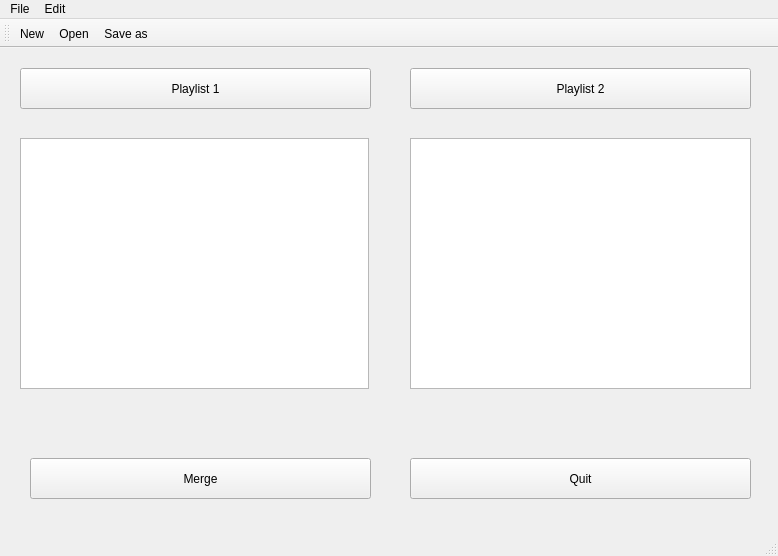
Before: the Qt Designer form Spotimerge/mainwindow.ui in EduardoJacinto/Spotimerge, drawn with Qt 5.
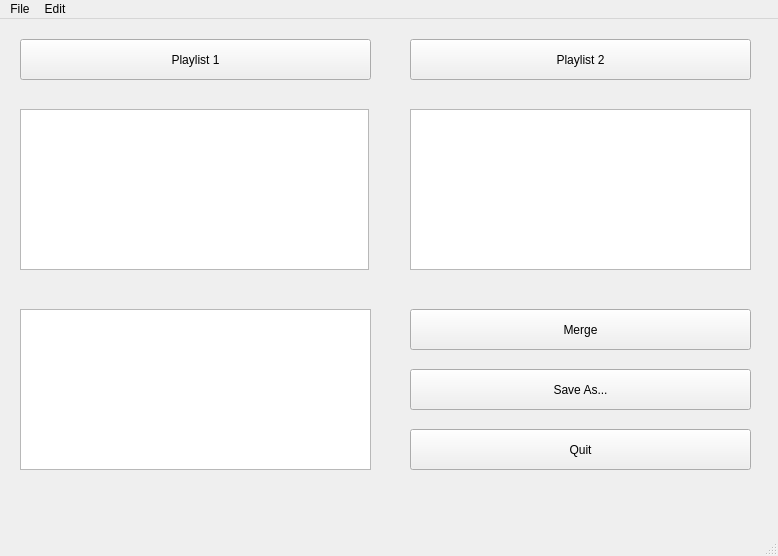
After: the same form once the commit is applied. Icons and pictures are not drawn.

Commit message: Added Save As button

Patch:
```diff
--- a/Spotimerge/mainwindow.ui
+++ b/Spotimerge/mainwindow.ui
@@ -58,7 +58,7 @@
       <x>20</x>
       <y>90</y>
       <width>349</width>
-      <height>251</height>
+      <height>161</height>
      </rect>
     </property>
    </widget>
@@ -78,8 +78,8 @@
    <widget class="QPushButton" name="MergeButton">
     <property name="geometry">
      <rect>
-      <x>30</x>
-      <y>410</y>
+      <x>410</x>
+      <y>290</y>
       <width>341</width>
       <height>41</height>
      </rect>
@@ -94,10 +94,33 @@
       <x>410</x>
       <y>90</y>
       <width>341</width>
-      <height>251</height>
+      <height>161</height>
      </rect>
     </property>
    </widget>
+   <widget class="QTextEdit" name="textEdit3">
+    <property name="geometry">
+     <rect>
+      <x>20</x>
+      <y>290</y>
+      <width>351</width>
+      <height>161</height>
+     </rect>
+    </property>
+   </widget>
+   <widget class="QPushButton" name="saveMerge">
+    <property name="geometry">
+     <rect>
+      <x>410</x>
+      <y>350</y>
+      <width>341</width>
+      <height>41</height>
+     </rect>
+    </property>
+    <property name="text">
+     <string>Save As...</string>
+    </property>
+   </widget>
   </widget>
   <widget class="QMenuBar" name="menubar">
    <property name="geometry">
@@ -132,20 +155,6 @@
    <addaction name="menuEdit"/>
   </widget>
   <widget class="QStatusBar" name="statusbar"/>
-  <widget class="QToolBar" name="toolBar">
-   <property name="windowTitle">
-    <string>toolBar</string>
-   </property>
-   <attribute name="toolBarArea">
-    <enum>TopToolBarArea</enum>
-   </attribute>
-   <attribute name="toolBarBreak">
-    <bool>false</bool>
-   </attribute>
-   <addaction name="actionNew"/>
-   <addaction name="actionOpen"/>
-   <addaction name="actionSave_as"/>
-  </widget>
   <action name="actionNew">
    <property name="icon">
     <iconset>
@@ -170,7 +179,7 @@
      <normaloff>:/imgs/Save.bmp</normaloff>:/imgs/Save.bmp</iconset>
    </property>
    <property name="text">
-    <string>Save as</string>
+    <string>Save All</string>
    </property>
   </action>
   <action name="actionPrint">
```
The commit also changes 2 other files.
